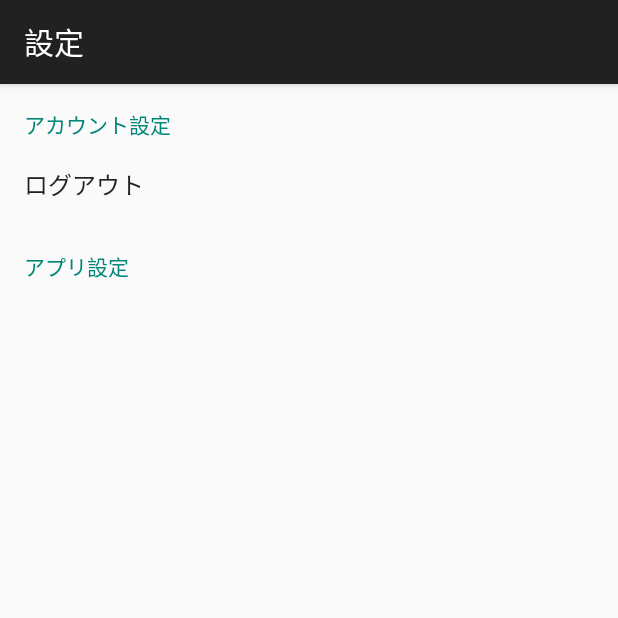
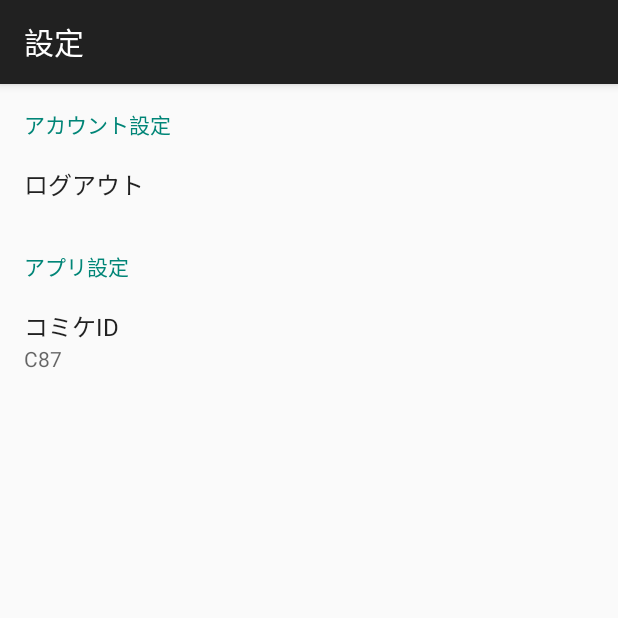
Before and after one commit to umatoma/comiguide_andorid, an Android app: the SettingsActivity screen opened directly, with no data from a screen before it, on a phone screen of 412 x 824 dp, the top half of it. Run offline under Robolectric (Android 15) with nearby library versions, the phone set to English and light mode, and no system bars.

Commit message:
comiket_idを設定できる

```diff
--- a/app/src/main/java/net/umatoma/comiguide/activity/SettingsActivity.java
+++ b/app/src/main/java/net/umatoma/comiguide/activity/SettingsActivity.java
@@ -1,13 +1,20 @@
 package net.umatoma.comiguide.activity;
 
+import android.app.AlertDialog;
+import android.content.DialogInterface;
+import android.content.SharedPreferences;
 import android.os.Bundle;
+import android.preference.ListPreference;
 import android.preference.Preference;
 import android.preference.PreferenceFragment;
 import android.support.v7.app.ActionBarActivity;
 import android.widget.Toast;
 
+import net.umatoma.comiguide.ComiGuide;
 import net.umatoma.comiguide.R;
 import net.umatoma.comiguide.model.User;
+
+import java.util.Arrays;
 
 public class SettingsActivity extends ActionBarActivity {
 
@@ -23,11 +30,46 @@ public class SettingsActivity extends ActionBarActivity {
     }
 
     public static class ApplicationPreferenceFragment extends PreferenceFragment {
+
+        private AlertDialog mComiketIdDialog;
+        private Preference mComiketIdPref;
+
         @Override
         public void onCreate(Bundle savedInstanceState) {
             super.onCreate(savedInstanceState);
+            addPreferencesFromResource(R.xml.application_preferences);
 
-            addPreferencesFromResource(R.xml.application_preferences);
+            mComiketIdDialog = new AlertDialog.Builder(getActivity())
+                    .setTitle(getString(R.string.prefs_title_comiket_id))
+                    .setItems(R.array.prefs_entries_comiket_id, new DialogInterface.OnClickListener() {
+                        @Override
+                        public void onClick(DialogInterface dialog, int which) {
+                            int[] values = getResources().getIntArray(R.array.prefs_entry_values_comiket_id);
+                            storeComiketId(values[which]);
+                        }
+                    })
+                    .setNegativeButton(R.string.dialog_cancel, null)
+                    .create();
+
+            mComiketIdPref = findPreference(getString(R.string.prefs_key_comiket_id));
+            mComiketIdPref.setSummary(String.format("C%d", ComiGuide.COMIKET_ID));
+            mComiketIdPref.setOnPreferenceClickListener(new Preference.OnPreferenceClickListener() {
+                @Override
+                public boolean onPreferenceClick(Preference preference) {
+                    mComiketIdDialog.show();
+                    return true;
+                }
+            });
+        }
+
+        private void storeComiketId(int comiket_id) {
+            getPreferenceManager()
+                    .getDefaultSharedPreferences(getActivity())
+                    .edit()
+                    .putInt(getString(R.string.prefs_key_comiket_id), comiket_id)
+                    .apply();
+            ComiGuide.COMIKET_ID = comiket_id;
+            mComiketIdPref.setSummary(String.format("C%d", comiket_id));
         }
     }
 
--- a/app/src/main/res/values/strings_preference.xml
+++ b/app/src/main/res/values/strings_preference.xml
@@ -5,4 +5,15 @@
 
     <string name="prefs_key_account_logout">account_logout</string>
     <string name="prefs_title_account_logout">ログアウト</string>
+
+    <string name="prefs_key_comiket_id">comiket_id</string>
+    <string name="prefs_title_comiket_id">コミケID</string>
+    <string-array name="prefs_entries_comiket_id">
+        <item>C87</item>
+        <item>C86</item>
+    </string-array>
+    <integer-array name="prefs_entry_values_comiket_id">
+        <item>87</item>
+        <item>86</item>
+    </integer-array>
 </resources>
--- a/app/src/main/res/xml/application_preferences.xml
+++ b/app/src/main/res/xml/application_preferences.xml
@@ -2,5 +2,9 @@
 <PreferenceScreen xmlns:android="http://schemas.android.com/apk/res/android">
     <PreferenceCategory
         android:title="@string/prefs_category_application">
+
+        <Preference
+            android:key="@string/prefs_key_comiket_id"
+            android:title="@string/prefs_title_comiket_id"/>
     </PreferenceCategory>
 </PreferenceScreen>
```
Also changed, not shown: app/src/main/java/net/umatoma/comiguide/ComiGuide.java (+11 -0 lines).
